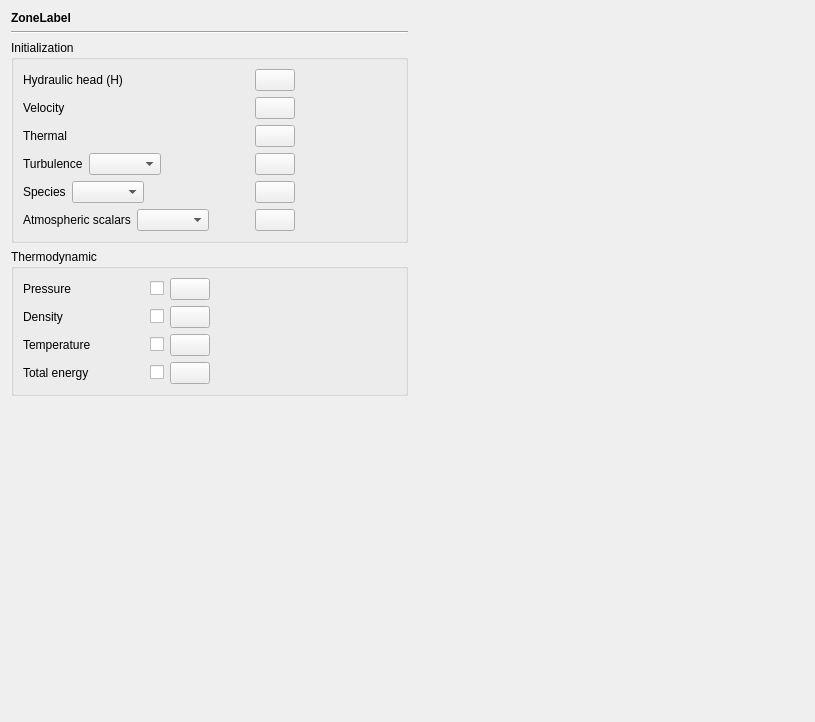
code-saturne/code_saturne, file gui/Pages/InitializationForm.ui: the form before one commit.
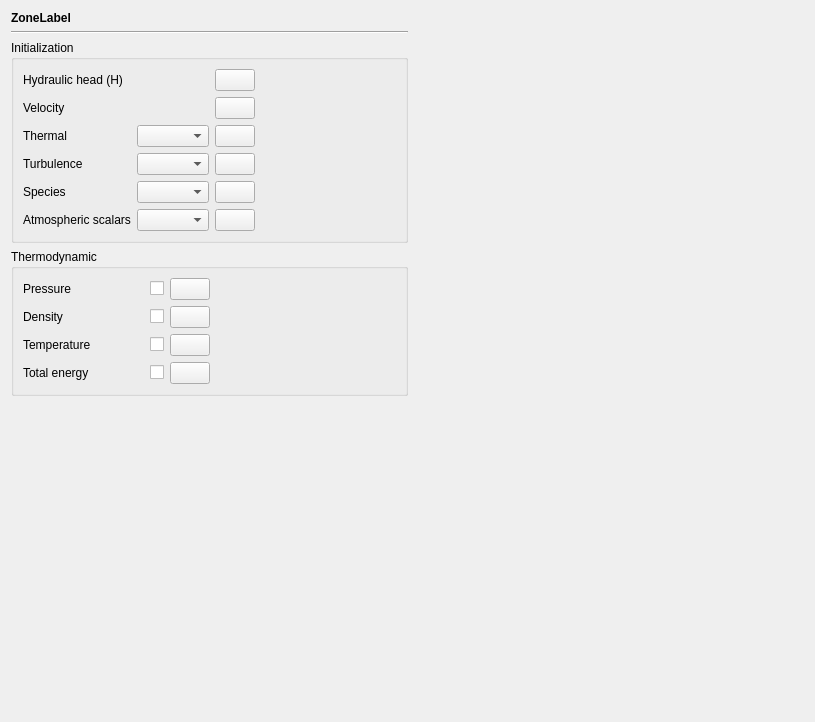
The form after the commit. Icons and pictures are not drawn.

Commit message:
Improve automatic initialization of thermal variable.
Using the GUI, an automatic initialization of the thermal variable is added, avoiding overwriting
the default or model-specific initialization by o MEG function if enabled.

Also, with the temperature model, the general default temperature initialization is set at t0
instead of 0.

```diff
--- a/gui/Pages/InitializationForm.ui
+++ b/gui/Pages/InitializationForm.ui
@@ -43,10 +43,48 @@
        </property>
        <layout class="QGridLayout" name="gridLayout">
         <item row="1" column="0" rowspan="2" colspan="2">
-         <layout class="QVBoxLayout" name="verticalLayout">
-          <item>
-           <layout class="QHBoxLayout" name="horizontalLayout_5">
-            <item>
+         <layout class="QGridLayout" name="gridLayout_3">
+          <item row="2" column="0">
+           <widget class="QLabel" name="labelThermal">
+            <property name="toolTip">
+             <string>&lt;html&gt;&lt;head/&gt;&lt;body&gt;&lt;p&gt;&lt;span style=&quot; font-size:9pt;&quot;&gt;Initialize the thermal scalar by using the formula editor.&lt;/span&gt;&lt;/p&gt;&lt;/body&gt;&lt;/html&gt;</string>
+            </property>
+            <property name="text">
+             <string>Thermal</string>
+            </property>
+           </widget>
+          </item>
+          <item row="2" column="2">
+           <widget class="QPushButton" name="pushButtonThermal">
+            <property name="toolTip">
+             <string>&lt;html&gt;&lt;head/&gt;&lt;body&gt;&lt;p&gt;&lt;span style=&quot; font-size:9pt;&quot;&gt;Initialize the thermal scalar by using the formula editor.&lt;/span&gt;&lt;/p&gt;&lt;/body&gt;&lt;/html&gt;</string>
+            </property>
+            <property name="text">
+             <string/>
+            </property>
+            <property name="icon">
+             <iconset resource="resources_pages.qrc">
+              <normaloff>:/new/prefix1/icons/22x22/edit-find-replace.png</normaloff>:/new/prefix1/icons/22x22/edit-find-replace.png</iconset>
+            </property>
+            <property name="iconSize">
+             <size>
+              <width>22</width>
+              <height>22</height>
+             </size>
+            </property>
+           </widget>
+          </item>
+          <item row="3" column="0">
+           <widget class="QLabel" name="labelTurbulence">
+            <property name="toolTip">
+             <string>&lt;html&gt;&lt;head/&gt;&lt;body&gt;&lt;p&gt;&lt;span style=&quot; font-size:9pt;&quot;&gt;Initialize the turbulence variables. They can be initialized either automatically based on the reference values defined in the &lt;/span&gt;&lt;span style=&quot; font-size:9pt; font-weight:600;&quot;&gt;Reference Values&lt;/span&gt;&lt;span style=&quot; font-size:9pt;&quot;&gt; heading, or by using the formula editor.&lt;/span&gt;&lt;/p&gt;&lt;/body&gt;&lt;/html&gt;</string>
+            </property>
+            <property name="text">
+             <string>Turbulence</string>
+            </property>
+           </widget>
+          </item>
+          <item row="0" column="0">
              <widget class="QLabel" name="labelHydraulicHead">
               <property name="toolTip">
                <string>&lt;html&gt;&lt;head/&gt;&lt;body&gt;&lt;p&gt;&lt;span style=&quot; font-size:9pt;&quot;&gt;Initialize
@@ -58,24 +96,48 @@
               </property>
              </widget>
             </item>
-            <item>
-             <spacer name="spacer_7">
-              <property name="orientation">
-               <enum>Qt::Horizontal</enum>
-              </property>
-              <property name="sizeHint" stdset="0">
+          <item row="5" column="0">
+           <widget class="QLabel" name="labelMeteo">
+            <property name="toolTip">
+             <string>&lt;html&gt;&lt;head/&gt;&lt;body&gt;&lt;p&gt;&lt;span style=&quot; font-size:9pt;&quot;&gt;Select and initialize the atmospheric scalars by using the formula editor.&lt;/span&gt;&lt;/p&gt;&lt;/body&gt;&lt;/html&gt;</string>
+            </property>
+            <property name="text">
+             <string>Atmospheric scalars</string>
+            </property>
+           </widget>
+          </item>
+          <item row="3" column="2">
+           <widget class="QPushButton" name="pushButtonTurbulence">
+            <property name="toolTip">
+             <string>&lt;html&gt;&lt;head/&gt;&lt;body&gt;&lt;p&gt;&lt;span style=&quot; font-size:9pt;&quot;&gt;Initialize the turbulence variables. They can be initialized either automatically based on the reference values defined in the &lt;/span&gt;&lt;span style=&quot; font-size:9pt; font-weight:600;&quot;&gt;Reference Values&lt;/span&gt;&lt;span style=&quot; font-size:9pt;&quot;&gt; heading, or by using the formula editor.&lt;/span&gt;&lt;/p&gt;&lt;/body&gt;&lt;/html&gt;</string>
+            </property>
+            <property name="text">
+             <string/>
+            </property>
+            <property name="icon">
+             <iconset resource="resources_pages.qrc">
+              <normaloff>:/new/prefix1/icons/22x22/edit-find-replace.png</normaloff>:/new/prefix1/icons/22x22/edit-find-replace.png</iconset>
+            </property>
+            <property name="iconSize">
                <size>
-                <width>13</width>
-                <height>20</height>
-               </size>
-              </property>
-             </spacer>
-            </item>
-            <item>
-             <widget class="QPushButton" name="pushButtonHydraulicHead">
+              <width>22</width>
+              <height>22</height>
+             </size>
+            </property>
+           </widget>
+          </item>
+          <item row="3" column="1">
+           <widget class="QComboBox" name="comboBoxTurbulence">
               <property name="toolTip">
-               <string>&lt;html&gt;&lt;head/&gt;&lt;body&gt;&lt;p&gt;&lt;span style=&quot; font-size:9pt;&quot;&gt;Initialize the hydraulic head by using the formula editor.&lt;/span&gt;&lt;/p&gt;&lt;/body&gt;&lt;/html&gt;</string>
-              </property>
+             <string>&lt;html&gt;&lt;head/&gt;&lt;body&gt;&lt;p&gt;&lt;span style=&quot; font-size:9pt;&quot;&gt;Initialize the turbulence variables. They can be initialized either automatically based on the reference values defined in the &lt;/span&gt;&lt;span style=&quot; font-size:9pt; font-weight:600;&quot;&gt;Reference Values&lt;/span&gt;&lt;span style=&quot; font-size:9pt;&quot;&gt; heading, or by using the formula editor.&lt;/span&gt;&lt;/p&gt;&lt;/body&gt;&lt;/html&gt;</string>
+            </property>
+           </widget>
+          </item>
+          <item row="5" column="2">
+           <widget class="QPushButton" name="pushButtonMeteo">
+            <property name="toolTip">
+             <string>&lt;html&gt;&lt;head/&gt;&lt;body&gt;&lt;p&gt;&lt;span style=&quot; font-size:9pt;&quot;&gt;Select and initialize the atmospheric scalars by using the formula editor.&lt;/span&gt;&lt;/p&gt;&lt;/body&gt;&lt;/html&gt;</string>
+            </property>
               <property name="text">
                <string/>
               </property>
@@ -91,11 +153,27 @@
               </property>
              </widget>
             </item>
-           </layout>
+          <item row="1" column="2">
+           <widget class="QPushButton" name="pushButtonVelocity">
+            <property name="toolTip">
+             <string>&lt;html&gt;&lt;head/&gt;&lt;body&gt;&lt;p&gt;&lt;span style=&quot; font-size:9pt;&quot;&gt;Initialize the velocity by using the formula editor.&lt;/span&gt;&lt;/p&gt;&lt;/body&gt;&lt;/html&gt;</string>
+            </property>
+            <property name="text">
+             <string/>
+            </property>
+            <property name="icon">
+             <iconset resource="resources_pages.qrc">
+              <normaloff>:/new/prefix1/icons/22x22/edit-find-replace.png</normaloff>:/new/prefix1/icons/22x22/edit-find-replace.png</iconset>
+            </property>
+            <property name="iconSize">
+             <size>
+              <width>22</width>
+              <height>22</height>
+             </size>
+            </property>
+           </widget>
           </item>
-          <item>
-           <layout class="QHBoxLayout" name="horizontalLayout_3">
-            <item>
+          <item row="1" column="0">
              <widget class="QLabel" name="labelVelocity">
               <property name="toolTip">
                <string>&lt;html&gt;&lt;head/&gt;&lt;body&gt;&lt;p&gt;&lt;span style=&quot; font-size:9pt;&quot;&gt;Initialize the velocity by using the formula editor.&lt;/span&gt;&lt;/p&gt;&lt;/body&gt;&lt;/html&gt;</string>
@@ -105,151 +183,7 @@
               </property>
              </widget>
             </item>
-            <item>
-             <spacer name="spacer_5">
-              <property name="orientation">
-               <enum>Qt::Horizontal</enum>
-              </property>
-              <property name="sizeHint" stdset="0">
-               <size>
-                <width>13</width>
-                <height>20</height>
-               </size>
-              </property>
-             </spacer>
-            </item>
-            <item>
-             <widget class="QPushButton" name="pushButtonVelocity">
-              <property name="toolTip">
-               <string>&lt;html&gt;&lt;head/&gt;&lt;body&gt;&lt;p&gt;&lt;span style=&quot; font-size:9pt;&quot;&gt;Initialize the velocity by using the formula editor.&lt;/span&gt;&lt;/p&gt;&lt;/body&gt;&lt;/html&gt;</string>
-              </property>
-              <property name="text">
-               <string/>
-              </property>
-              <property name="icon">
-               <iconset resource="resources_pages.qrc">
-                <normaloff>:/new/prefix1/icons/22x22/edit-find-replace.png</normaloff>:/new/prefix1/icons/22x22/edit-find-replace.png</iconset>
-              </property>
-              <property name="iconSize">
-               <size>
-                <width>22</width>
-                <height>22</height>
-               </size>
-              </property>
-             </widget>
-            </item>
-           </layout>
-          </item>
-          <item>
-           <layout class="QHBoxLayout" name="horizontalLayout_4">
-            <item>
-             <widget class="QLabel" name="labelThermal">
-              <property name="toolTip">
-               <string>&lt;html&gt;&lt;head/&gt;&lt;body&gt;&lt;p&gt;&lt;span style=&quot; font-size:9pt;&quot;&gt;Initialize the thermal scalar by using the formula editor.&lt;/span&gt;&lt;/p&gt;&lt;/body&gt;&lt;/html&gt;</string>
-              </property>
-              <property name="text">
-               <string>Thermal</string>
-              </property>
-             </widget>
-            </item>
-            <item>
-             <spacer name="spacer_6">
-              <property name="orientation">
-               <enum>Qt::Horizontal</enum>
-              </property>
-              <property name="sizeHint" stdset="0">
-               <size>
-                <width>13</width>
-                <height>20</height>
-               </size>
-              </property>
-             </spacer>
-            </item>
-            <item>
-             <widget class="QPushButton" name="pushButtonThermal">
-              <property name="toolTip">
-               <string>&lt;html&gt;&lt;head/&gt;&lt;body&gt;&lt;p&gt;&lt;span style=&quot; font-size:9pt;&quot;&gt;Initialize the thermal scalar by using the formula editor.&lt;/span&gt;&lt;/p&gt;&lt;/body&gt;&lt;/html&gt;</string>
-              </property>
-              <property name="text">
-               <string/>
-              </property>
-              <property name="icon">
-               <iconset resource="resources_pages.qrc">
-                <normaloff>:/new/prefix1/icons/22x22/edit-find-replace.png</normaloff>:/new/prefix1/icons/22x22/edit-find-replace.png</iconset>
-              </property>
-              <property name="iconSize">
-               <size>
-                <width>22</width>
-                <height>22</height>
-               </size>
-              </property>
-             </widget>
-            </item>
-           </layout>
-          </item>
-          <item>
-           <layout class="QHBoxLayout" name="horizontalLayout">
-            <item>
-             <widget class="QLabel" name="labelTurbulence">
-              <property name="toolTip">
-               <string>&lt;html&gt;&lt;head/&gt;&lt;body&gt;&lt;p&gt;&lt;span style=&quot; font-size:9pt;&quot;&gt;Initialize the turbulence variables. They can be initialized either automatically based on the reference values defined in the &lt;/span&gt;&lt;span style=&quot; font-size:9pt; font-weight:600;&quot;&gt;Reference Values&lt;/span&gt;&lt;span style=&quot; font-size:9pt;&quot;&gt; heading, or by using the formula editor.&lt;/span&gt;&lt;/p&gt;&lt;/body&gt;&lt;/html&gt;</string>
-              </property>
-              <property name="text">
-               <string>Turbulence</string>
-              </property>
-             </widget>
-            </item>
-            <item>
-             <widget class="QComboBox" name="comboBoxTurbulence">
-              <property name="toolTip">
-               <string>&lt;html&gt;&lt;head/&gt;&lt;body&gt;&lt;p&gt;&lt;span style=&quot; font-size:9pt;&quot;&gt;Initialize the turbulence variables. They can be initialized either automatically based on the reference values defined in the &lt;/span&gt;&lt;span style=&quot; font-size:9pt; font-weight:600;&quot;&gt;Reference Values&lt;/span&gt;&lt;span style=&quot; font-size:9pt;&quot;&gt; heading, or by using the formula editor.&lt;/span&gt;&lt;/p&gt;&lt;/body&gt;&lt;/html&gt;</string>
-              </property>
-             </widget>
-            </item>
-            <item>
-             <spacer name="spacer_4">
-              <property name="orientation">
-               <enum>Qt::Horizontal</enum>
-              </property>
-              <property name="sizeHint" stdset="0">
-               <size>
-                <width>13</width>
-                <height>20</height>
-               </size>
-              </property>
-             </spacer>
-            </item>
-            <item>
-             <widget class="QPushButton" name="pushButtonTurbulence">
-              <property name="toolTip">
-               <string>&lt;html&gt;&lt;head/&gt;&lt;body&gt;&lt;p&gt;&lt;span style=&quot; font-size:9pt;&quot;&gt;Initialize the turbulence variables. They can be initialized either automatically based on the reference values defined in the &lt;/span&gt;&lt;span style=&quot; font-size:9pt; font-weight:600;&quot;&gt;Reference Values&lt;/span&gt;&lt;span style=&quot; font-size:9pt;&quot;&gt; heading, or by using the formula editor.&lt;/span&gt;&lt;/p&gt;&lt;/body&gt;&lt;/html&gt;</string>
-              </property>
-              <property name="text">
-               <string/>
-              </property>
-              <property name="icon">
-               <iconset resource="resources_pages.qrc">
-                <normaloff>:/new/prefix1/icons/22x22/edit-find-replace.png</normaloff>:/new/prefix1/icons/22x22/edit-find-replace.png</iconset>
-              </property>
-              <property name="iconSize">
-               <size>
-                <width>22</width>
-                <height>22</height>
-               </size>
-              </property>
-             </widget>
-            </item>
-           </layout>
-          </item>
-          <item>
-           <layout class="QHBoxLayout" name="_2">
-            <property name="spacing">
-             <number>6</number>
-            </property>
-            <property name="margin">
-             <number>0</number>
-            </property>
-            <item>
+          <item row="4" column="0">
              <widget class="QLabel" name="labelSpecies">
               <property name="toolTip">
                <string>&lt;html&gt;&lt;head/&gt;&lt;body&gt;&lt;p&gt;&lt;span style=&quot; font-size:9pt;&quot;&gt;Select and initialize species by using the formula editor.&lt;/span&gt;&lt;/p&gt;&lt;/body&gt;&lt;/html&gt;</string>
@@ -259,15 +193,22 @@
               </property>
              </widget>
             </item>
-            <item>
+          <item row="5" column="1">
+           <widget class="QComboBox" name="comboBoxMeteo">
+            <property name="toolTip">
+             <string>&lt;html&gt;&lt;head/&gt;&lt;body&gt;&lt;p&gt;&lt;span style=&quot; font-size:9pt;&quot;&gt;Select and initialize the atmospheric scalars by using the formula editor.&lt;/span&gt;&lt;/p&gt;&lt;/body&gt;&lt;/html&gt;</string>
+            </property>
+           </widget>
+          </item>
+          <item row="4" column="1">
              <widget class="QComboBox" name="comboBoxSpecies">
               <property name="toolTip">
                <string>&lt;html&gt;&lt;head/&gt;&lt;body&gt;&lt;p&gt;&lt;span style=&quot; font-size:9pt;&quot;&gt;Select and initialize species by using the formula editor.&lt;/span&gt;&lt;/p&gt;&lt;/body&gt;&lt;/html&gt;</string>
               </property>
              </widget>
             </item>
-            <item>
-             <spacer>
+          <item row="0" column="1">
+           <spacer name="spacer_7">
               <property name="orientation">
                <enum>Qt::Horizontal</enum>
               </property>
@@ -279,7 +220,40 @@
               </property>
              </spacer>
             </item>
-            <item>
+          <item row="1" column="1">
+           <spacer name="spacer_5">
+            <property name="orientation">
+             <enum>Qt::Horizontal</enum>
+            </property>
+            <property name="sizeHint" stdset="0">
+             <size>
+              <width>13</width>
+              <height>20</height>
+             </size>
+            </property>
+           </spacer>
+          </item>
+          <item row="0" column="2">
+           <widget class="QPushButton" name="pushButtonHydraulicHead">
+            <property name="toolTip">
+             <string>&lt;html&gt;&lt;head/&gt;&lt;body&gt;&lt;p&gt;&lt;span style=&quot; font-size:9pt;&quot;&gt;Initialize the hydraulic head by using the formula editor.&lt;/span&gt;&lt;/p&gt;&lt;/body&gt;&lt;/html&gt;</string>
+            </property>
+            <property name="text">
+             <string/>
+            </property>
+            <property name="icon">
+             <iconset resource="resources_pages.qrc">
+              <normaloff>:/new/prefix1/icons/22x22/edit-find-replace.png</normaloff>:/new/prefix1/icons/22x22/edit-find-replace.png</iconset>
+            </property>
+            <property name="iconSize">
+             <size>
+              <width>22</width>
+              <height>22</height>
+             </size>
+            </property>
+           </widget>
+          </item>
+          <item row="4" column="2">
              <widget class="QPushButton" name="pushButtonSpecies">
               <property name="toolTip">
                <string>&lt;html&gt;&lt;head/&gt;&lt;body&gt;&lt;p&gt;&lt;span style=&quot; font-size:9pt;&quot;&gt;Select and initialize species by using the formula editor.&lt;/span&gt;&lt;/p&gt;&lt;/body&gt;&lt;/html&gt;</string>
@@ -299,67 +273,8 @@
               </property>
              </widget>
             </item>
-           </layout>
-          </item>
-          <item>
-           <layout class="QHBoxLayout" name="_4">
-            <property name="spacing">
-             <number>6</number>
-            </property>
-            <property name="margin">
-             <number>0</number>
-            </property>
-            <item>
-             <widget class="QLabel" name="labelMeteo">
-              <property name="toolTip">
-               <string>&lt;html&gt;&lt;head/&gt;&lt;body&gt;&lt;p&gt;&lt;span style=&quot; font-size:9pt;&quot;&gt;Select and initialize the atmospheric scalars by using the formula editor.&lt;/span&gt;&lt;/p&gt;&lt;/body&gt;&lt;/html&gt;</string>
-              </property>
-              <property name="text">
-               <string>Atmospheric scalars</string>
-              </property>
-             </widget>
-            </item>
-            <item>
-             <widget class="QComboBox" name="comboBoxMeteo">
-              <property name="toolTip">
-               <string>&lt;html&gt;&lt;head/&gt;&lt;body&gt;&lt;p&gt;&lt;span style=&quot; font-size:9pt;&quot;&gt;Select and initialize the atmospheric scalars by using the formula editor.&lt;/span&gt;&lt;/p&gt;&lt;/body&gt;&lt;/html&gt;</string>
-              </property>
-             </widget>
-            </item>
-            <item>
-             <spacer>
-              <property name="orientation">
-               <enum>Qt::Horizontal</enum>
-              </property>
-              <property name="sizeHint" stdset="0">
-               <size>
-                <width>40</width>
-                <height>20</height>
-               </size>
-              </property>
-             </spacer>
-            </item>
-            <item>
-             <widget class="QPushButton" name="pushButtonMeteo">
-              <property name="toolTip">
-               <string>&lt;html&gt;&lt;head/&gt;&lt;body&gt;&lt;p&gt;&lt;span style=&quot; font-size:9pt;&quot;&gt;Select and initialize the atmospheric scalars by using the formula editor.&lt;/span&gt;&lt;/p&gt;&lt;/body&gt;&lt;/html&gt;</string>
-              </property>
-              <property name="text">
-               <string/>
-              </property>
-              <property name="icon">
-               <iconset resource="resources_pages.qrc">
-                <normaloff>:/new/prefix1/icons/22x22/edit-find-replace.png</normaloff>:/new/prefix1/icons/22x22/edit-find-replace.png</iconset>
-              </property>
-              <property name="iconSize">
-               <size>
-                <width>22</width>
-                <height>22</height>
-               </size>
-              </property>
-             </widget>
-            </item>
-           </layout>
+          <item row="2" column="1">
+           <widget class="QComboBox" name="comboBoxThermal"/>
           </item>
          </layout>
         </item>
```
Left out of the diff: 68 changed lines with no effect on the pictures. Lines whose indentation alone changed are shown as unchanged. The commit also changes 9 other files.
